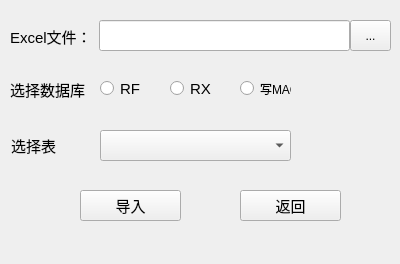
The window that importwidget.ui (dnvycumt/machinemgr) describes before a commit, drawn with Qt 5.
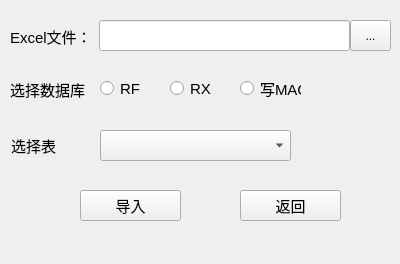
The same window after the commit.

```diff
--- a/importwidget.ui
+++ b/importwidget.ui
@@ -59,10 +59,15 @@
     <rect>
      <x>240</x>
      <y>80</y>
-     <width>51</width>
+     <width>61</width>
      <height>17</height>
     </rect>
    </property>
+   <property name="font">
+    <font>
+     <pointsize>11</pointsize>
+    </font>
+   </property>
    <property name="text">
     <string>写MAC</string>
    </property>
```
